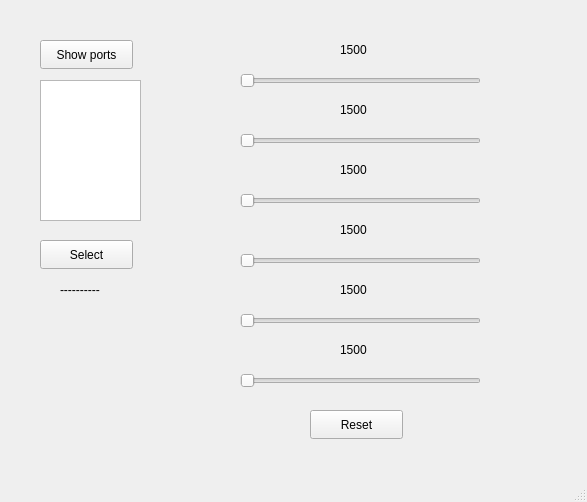
The window that robot_arm_serial_controller/mainwindow.ui (xiaochutan123l/robot-arm-serial-controller) describes before a commit, drawn with Qt 5.
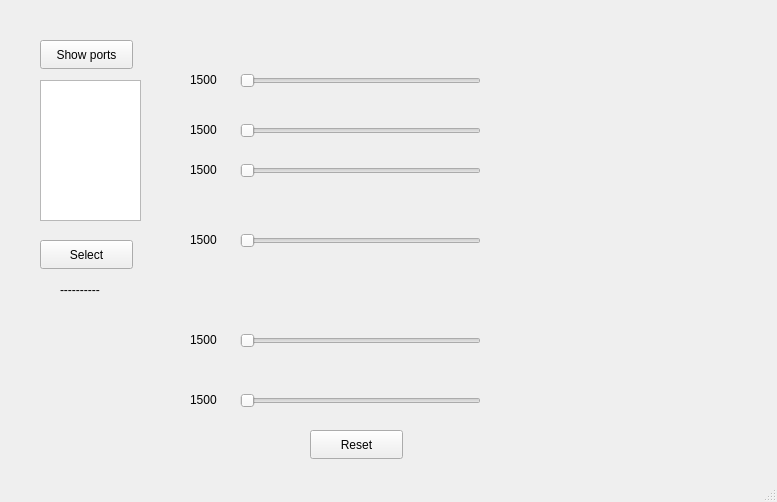
The same window after the commit.

Commit message: add robot arm picture beside the sliders

```diff
--- a/robot_arm_serial_controller/mainwindow.ui
+++ b/robot_arm_serial_controller/mainwindow.ui
@@ -6,7 +6,7 @@
    <rect>
     <x>0</x>
     <y>0</y>
-    <width>587</width>
+    <width>777</width>
     <height>502</height>
    </rect>
   </property>
@@ -66,8 +66,8 @@
    <widget class="QLabel" name="sliderValue_1">
     <property name="geometry">
      <rect>
-      <x>340</x>
-      <y>40</y>
+      <x>190</x>
+      <y>70</y>
       <width>69</width>
       <height>20</height>
      </rect>
@@ -105,7 +105,7 @@
     <property name="geometry">
      <rect>
       <x>240</x>
-      <y>130</y>
+      <y>120</y>
       <width>241</width>
       <height>22</height>
      </rect>
@@ -130,7 +130,7 @@
     <property name="geometry">
      <rect>
       <x>240</x>
-      <y>190</y>
+      <y>160</y>
       <width>241</width>
       <height>22</height>
      </rect>
@@ -155,7 +155,7 @@
     <property name="geometry">
      <rect>
       <x>240</x>
-      <y>250</y>
+      <y>230</y>
       <width>241</width>
       <height>22</height>
      </rect>
@@ -180,7 +180,7 @@
     <property name="geometry">
      <rect>
       <x>240</x>
-      <y>310</y>
+      <y>330</y>
       <width>241</width>
       <height>22</height>
      </rect>
@@ -205,7 +205,7 @@
     <property name="geometry">
      <rect>
       <x>240</x>
-      <y>370</y>
+      <y>390</y>
       <width>241</width>
       <height>22</height>
      </rect>
@@ -229,8 +229,8 @@
    <widget class="QLabel" name="sliderValue_2">
     <property name="geometry">
      <rect>
-      <x>340</x>
-      <y>100</y>
+      <x>190</x>
+      <y>120</y>
       <width>69</width>
       <height>20</height>
      </rect>
@@ -242,7 +242,7 @@
    <widget class="QLabel" name="sliderValue_3">
     <property name="geometry">
      <rect>
-      <x>340</x>
+      <x>190</x>
       <y>160</y>
       <width>69</width>
       <height>20</height>
@@ -255,8 +255,8 @@
    <widget class="QLabel" name="sliderValue_4">
     <property name="geometry">
      <rect>
-      <x>340</x>
-      <y>220</y>
+      <x>190</x>
+      <y>230</y>
       <width>69</width>
       <height>20</height>
      </rect>
@@ -268,8 +268,8 @@
    <widget class="QLabel" name="sliderValue_5">
     <property name="geometry">
      <rect>
-      <x>340</x>
-      <y>280</y>
+      <x>190</x>
+      <y>330</y>
       <width>69</width>
       <height>20</height>
      </rect>
@@ -281,8 +281,8 @@
    <widget class="QLabel" name="sliderValue_6">
     <property name="geometry">
      <rect>
-      <x>340</x>
-      <y>340</y>
+      <x>190</x>
+      <y>390</y>
       <width>69</width>
       <height>20</height>
      </rect>
@@ -295,7 +295,7 @@
     <property name="geometry">
      <rect>
       <x>310</x>
-      <y>410</y>
+      <y>430</y>
       <width>93</width>
       <height>29</height>
      </rect>
@@ -304,6 +304,37 @@
      <string>Reset</string>
     </property>
    </widget>
+   <widget class="QLabel" name="arm_pic">
+    <property name="geometry">
+     <rect>
+      <x>510</x>
+      <y>10</y>
+      <width>201</width>
+      <height>441</height>
+     </rect>
+    </property>
+    <property name="text">
+     <string/>
+    </property>
+   </widget>
+   <zorder>arm_pic</zorder>
+   <zorder>portList</zorder>
+   <zorder>selectPort</zorder>
+   <zorder>showPorts</zorder>
+   <zorder>selectedport</zorder>
+   <zorder>sliderValue_1</zorder>
+   <zorder>slider_1</zorder>
+   <zorder>slider_2</zorder>
+   <zorder>slider_3</zorder>
+   <zorder>slider_4</zorder>
+   <zorder>slider_5</zorder>
+   <zorder>slider_6</zorder>
+   <zorder>sliderValue_2</zorder>
+   <zorder>sliderValue_3</zorder>
+   <zorder>sliderValue_4</zorder>
+   <zorder>sliderValue_5</zorder>
+   <zorder>sliderValue_6</zorder>
+   <zorder>resetButton</zorder>
   </widget>
   <widget class="QMenuBar" name="menubar">
    <property name="geometry">
```
Left out of the diff: 2 changed lines with no effect on the pictures. The commit also changes 6 other files.
